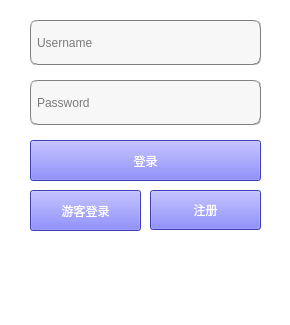
Nahjs/Bejeweled, file login.ui: the form before one commit.
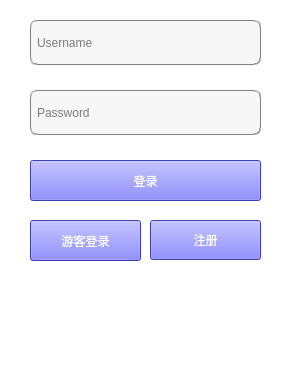
The form after the commit. Icons and pictures are not drawn.

```diff
--- a/login.ui
+++ b/login.ui
@@ -7,7 +7,7 @@
     <x>0</x>
     <y>0</y>
     <width>290</width>
-    <height>325</height>
+    <height>365</height>
    </rect>
   </property>
   <property name="windowTitle">
@@ -52,7 +52,7 @@
     <property name="geometry">
      <rect>
       <x>30</x>
-      <y>80</y>
+      <y>90</y>
       <width>231</width>
       <height>45</height>
      </rect>
@@ -80,7 +80,7 @@
     <property name="geometry">
      <rect>
       <x>30</x>
-      <y>140</y>
+      <y>160</y>
       <width>231</width>
       <height>41</height>
      </rect>
@@ -103,7 +103,7 @@
     <property name="geometry">
      <rect>
       <x>150</x>
-      <y>190</y>
+      <y>220</y>
       <width>111</width>
       <height>40</height>
      </rect>
@@ -126,7 +126,7 @@
     <property name="geometry">
      <rect>
       <x>30</x>
-      <y>240</y>
+      <y>280</y>
       <width>231</width>
       <height>71</height>
      </rect>
@@ -139,7 +139,7 @@
     <property name="geometry">
      <rect>
       <x>30</x>
-      <y>190</y>
+      <y>220</y>
       <width>111</width>
       <height>41</height>
      </rect>
```
